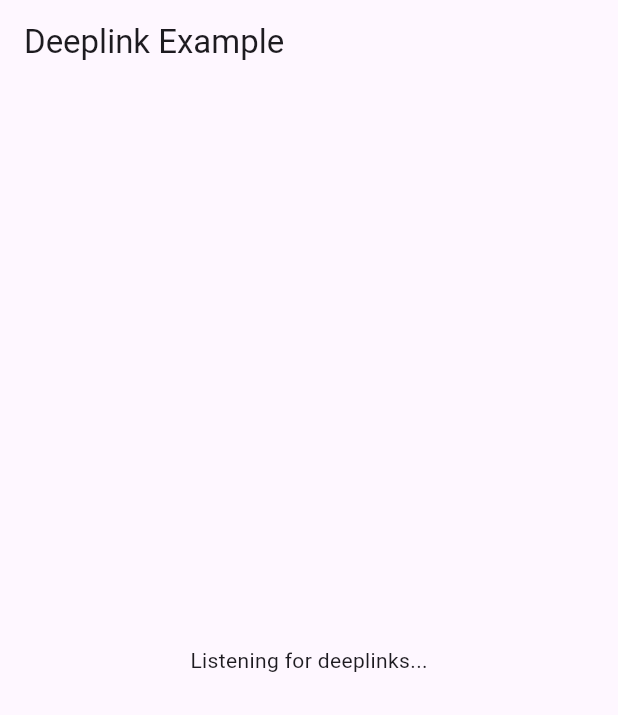
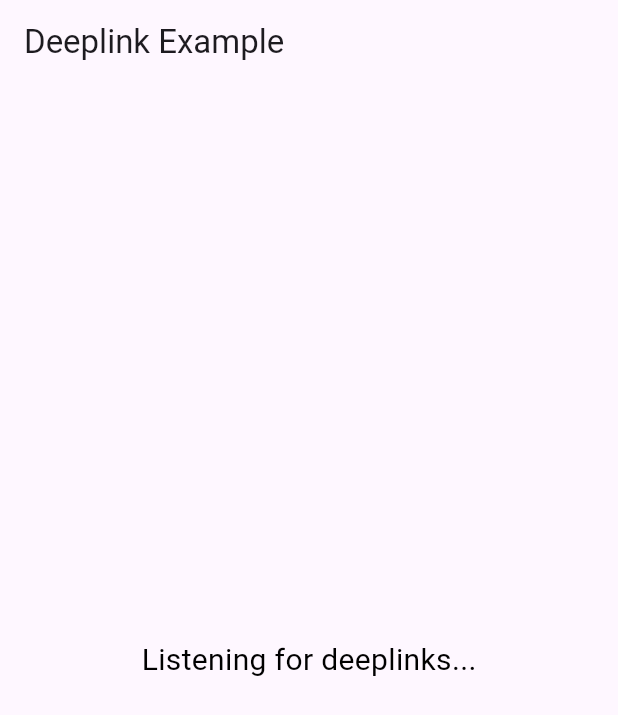
Before and after one commit to thanh54833/deep_link, a Flutter app: the screen it shows after launch, on a phone screen of 412 x 824 dp. Shown: the top 715 px of the screen. Run offline on Flutter 3.47's test engine with Material 3 defaults, Android fonts, the phone set to English and light mode, and no system bars; our stand-ins replace uni_links.

```diff
--- a/lib/main.dart
+++ b/lib/main.dart
@@ -47,9 +47,21 @@ class MyAppState extends State<MyApp> {
   @override
   Widget build(BuildContext context) {
     return MaterialApp(
+      debugShowCheckedModeBanner: false,
       home: Scaffold(
         appBar: AppBar(title: const Text('Deeplink Example')),
-        body: Center(child: Text(url ?? 'Listening for deeplinks...')),
+        body: Center(
+          child: Padding(
+            padding: const EdgeInsets.symmetric(horizontal: 20),
+            child: Text(
+              url ?? 'Listening for deeplinks...',
+              style: const TextStyle(
+                fontSize: 20,
+                color: Colors.black,
+              ),
+            ),
+          ),
+        ),
       ),
     );
   }
```
